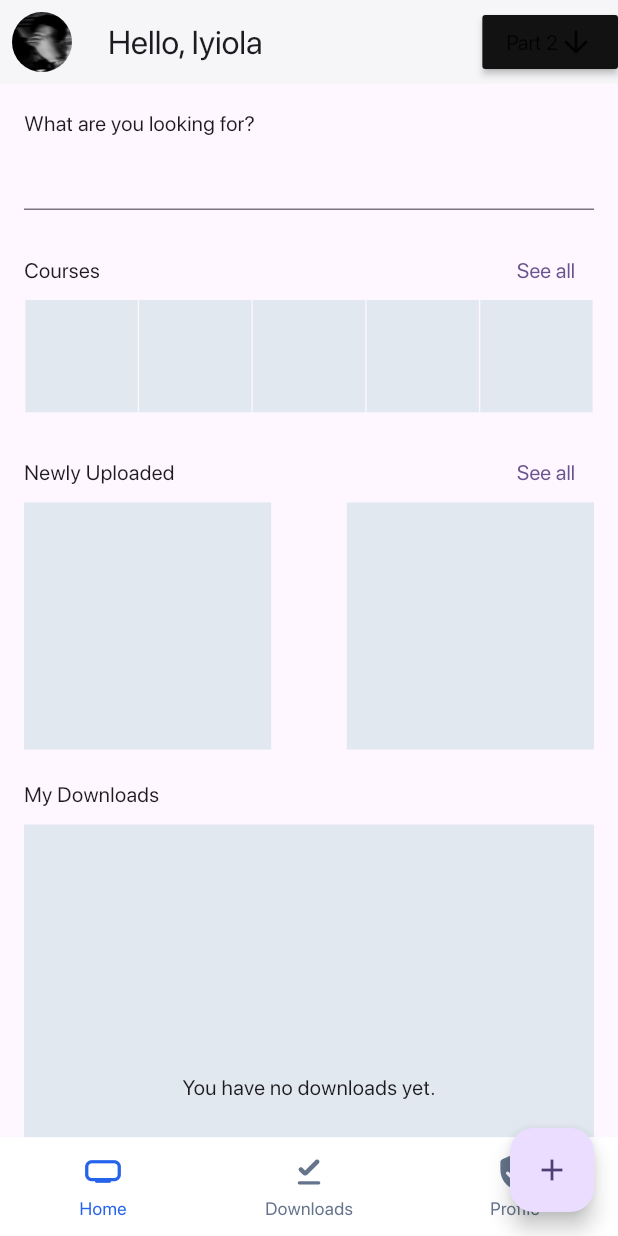
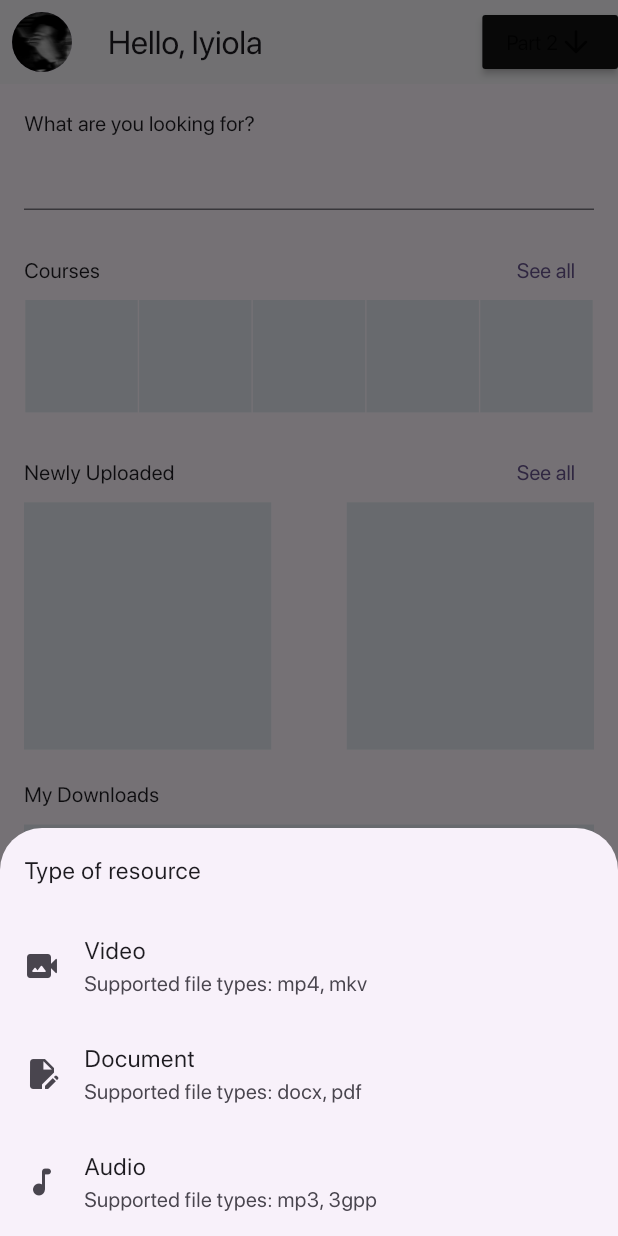
Before and after one commit to bookofiyi/collaborative_library, a Flutter app: the screen it shows after launch, after a tap on the "add" icon, on a phone screen of 412 x 824 dp. Run offline on Flutter 3.47's test engine with Material 2 defaults, Android fonts, the phone set to English and light mode, and no system bars; drawn by our look-alikes of persistent_bottom_nav_bar; our stand-ins replace firebase_auth, firebase_core, gap, get; missing offline and left inert: image_card; accounts and stored records are empty.

Commit message:
added bottom modal for adding resources

```diff
--- a/lib/screens/home_page.dart
+++ b/lib/screens/home_page.dart
@@ -80,7 +80,32 @@ class _HomePageState extends State<HomePage> {
   Widget build(BuildContext context) {
     return Scaffold(
       floatingActionButton: FloatingActionButton(
-        onPressed: () {},
+        onPressed: () {
+          showModalBottomSheet(
+              context: context,
+              builder: ((context) {
+                return const Wrap(
+                  children: [
+                    ListTile(title: Text('Type of resource')),
+                    ListTile(
+                      leading: Icon(Icons.video_camera_back_rounded),
+                      title: Text('Video'),
+                      subtitle: Text('Supported file types: mp4, mkv'),
+                    ),
+                    ListTile(
+                      leading: Icon(Icons.edit_document),
+                      title: Text('Document'),
+                      subtitle: Text('Supported file types: docx, pdf'),
+                    ),
+                    ListTile(
+                      leading: Icon(Icons.audiotrack_rounded),
+                      title: Text('Audio'),
+                      subtitle: Text('Supported file types: mp3, 3gpp'),
+                    ),
+                  ],
+                );
+              }));
+        },
         child: const Icon(Icons.add),
       ),
       floatingActionButtonLocation: FloatingActionButtonLocation.endFloat,
```
